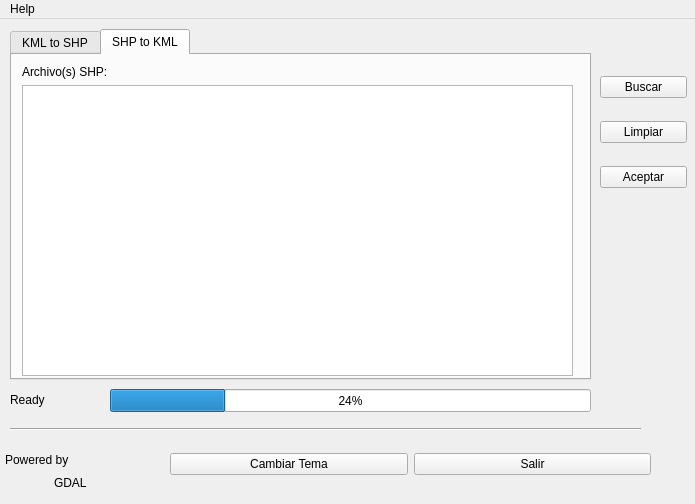
Above: ui/mainwindow.ui from laar19/KmlShpConvert before the change. Below: the same form after it.
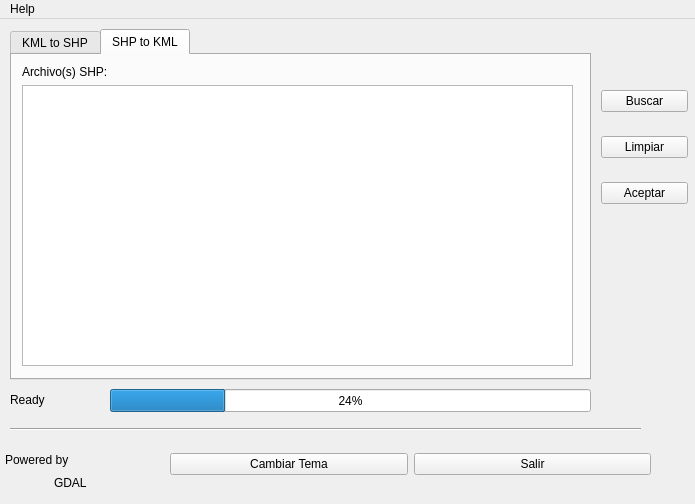
That is the form after the change. Icons and pictures are not drawn.

Patch:
```diff
--- a/ui/mainwindow.ui
+++ b/ui/mainwindow.ui
@@ -71,7 +71,7 @@
         <x>10</x>
         <y>10</y>
         <width>551</width>
-        <height>311</height>
+        <height>301</height>
        </rect>
       </property>
       <layout class="QVBoxLayout" name="verticalLayout_2">
@@ -110,57 +110,6 @@
      <enum>Qt::Horizontal</enum>
     </property>
    </widget>
-   <widget class="QWidget" name="layoutWidget">
-    <property name="geometry">
-     <rect>
-      <x>600</x>
-      <y>40</y>
-      <width>87</width>
-      <height>146</height>
-     </rect>
-    </property>
-    <layout class="QVBoxLayout" name="verticalLayout">
-     <item>
-      <widget class="QPushButton" name="btn_search">
-       <property name="text">
-        <string>Buscar</string>
-       </property>
-       <property name="iconSize">
-        <size>
-         <width>32</width>
-         <height>32</height>
-        </size>
-       </property>
-      </widget>
-     </item>
-     <item>
-      <widget class="QPushButton" name="btn_clear">
-       <property name="text">
-        <string>Limpiar</string>
-       </property>
-       <property name="iconSize">
-        <size>
-         <width>32</width>
-         <height>32</height>
-        </size>
-       </property>
-      </widget>
-     </item>
-     <item>
-      <widget class="QPushButton" name="btn_accept">
-       <property name="text">
-        <string>Aceptar</string>
-       </property>
-       <property name="iconSize">
-        <size>
-         <width>32</width>
-         <height>32</height>
-        </size>
-       </property>
-      </widget>
-     </item>
-    </layout>
-   </widget>
    <widget class="QProgressBar" name="progressBar">
     <property name="geometry">
      <rect>
@@ -262,6 +211,57 @@
      </item>
     </layout>
    </widget>
+   <widget class="QWidget" name="">
+    <property name="geometry">
+     <rect>
+      <x>601</x>
+      <y>53</y>
+      <width>87</width>
+      <height>151</height>
+     </rect>
+    </property>
+    <layout class="QVBoxLayout" name="verticalLayout">
+     <item>
+      <widget class="QPushButton" name="btn_search">
+       <property name="text">
+        <string>Buscar</string>
+       </property>
+       <property name="iconSize">
+        <size>
+         <width>32</width>
+         <height>32</height>
+        </size>
+       </property>
+      </widget>
+     </item>
+     <item>
+      <widget class="QPushButton" name="btn_clear">
+       <property name="text">
+        <string>Limpiar</string>
+       </property>
+       <property name="iconSize">
+        <size>
+         <width>32</width>
+         <height>32</height>
+        </size>
+       </property>
+      </widget>
+     </item>
+     <item>
+      <widget class="QPushButton" name="btn_accept">
+       <property name="text">
+        <string>Aceptar</string>
+       </property>
+       <property name="iconSize">
+        <size>
+         <width>32</width>
+         <height>32</height>
+        </size>
+       </property>
+      </widget>
+     </item>
+    </layout>
+   </widget>
   </widget>
   <widget class="QMenuBar" name="menuBar">
    <property name="geometry">
```
